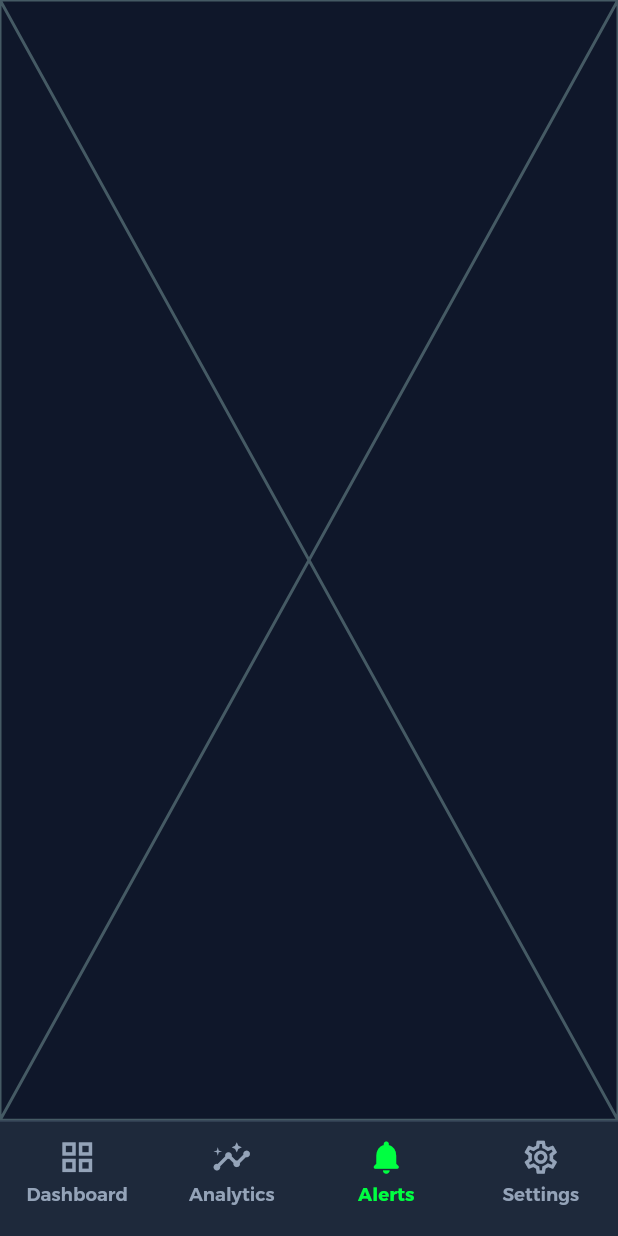
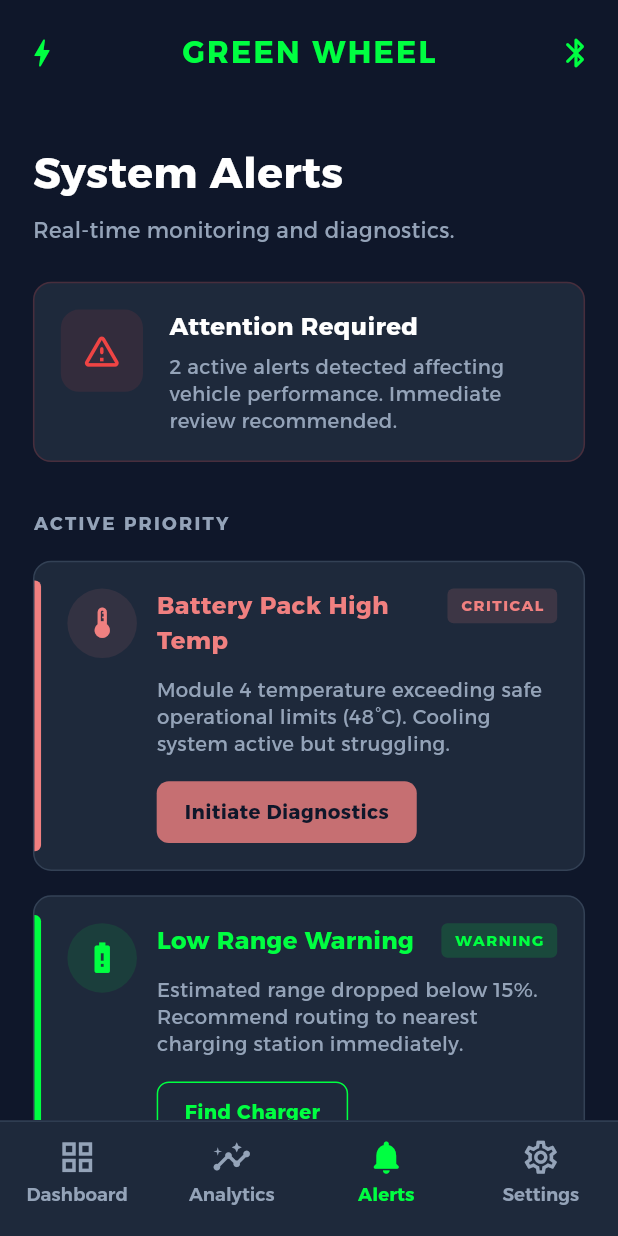
Before and after one commit to AkramMousa458/green_wheel, a Flutter app: the screen it shows after launch, item 3 of the bottom bar chosen, on a phone screen of 412 x 824 dp. Run offline on Flutter 3.47's test engine with Material 3 defaults, Android fonts, the phone set to English and light mode, and no system bars; our stand-ins replace dio, flutter_bloc, flutter_screenutil, flutter_translate, get_it, go_router and 2 more.

Commit message:
handle the alers screen with models

```diff
--- /dev/null
+++ b/lib/features/alerts/data/models/alert_models.dart
@@ -0,0 +1,37 @@
+import 'package:flutter/material.dart';
+
+class ActivePriorityModel {
+  final String titleKey;
+  final String descriptionKey;
+  final String pillTextKey;
+  final String buttonTextKey;
+  final IconData icon;
+  final Color accentColor;
+  final bool isButtonOutlined;
+
+  const ActivePriorityModel({
+    required this.titleKey,
+    required this.descriptionKey,
+    required this.pillTextKey,
+    required this.buttonTextKey,
+    required this.icon,
+    required this.accentColor,
+    this.isButtonOutlined = false,
+  });
+}
+
+class RecentEventModel {
+  final String titleKey;
+  final String descriptionKey;
+  final String timeKey;
+  final IconData icon;
+  final bool isPrimaryColor;
+
+  const RecentEventModel({
+    required this.titleKey,
+    required this.descriptionKey,
+    required this.timeKey,
+    required this.icon,
+    this.isPrimaryColor = false,
+  });
+}
--- /dev/null
+++ b/lib/features/alerts/presentation/screens/alerts_screen.dart
@@ -0,0 +1,48 @@
+import 'package:flutter/material.dart';
+import 'package:flutter_translate/flutter_translate.dart';
+import 'package:green_wheel/core/utils/app_colors.dart';
+import 'package:green_wheel/core/utils/theme_utils.dart';
+import 'package:green_wheel/features/alerts/presentation/widgets/alerts_screen_body.dart';
+
+class AlertsScreen extends StatelessWidget {
+  const AlertsScreen({super.key});
+  static const String routeName = '/alerts-screen';
+
+  @override
+  Widget build(BuildContext context) {
+    final isDark = ThemeUtils.isDark(context);
+
+    return Scaffold(
+      appBar: AppBar(
+        backgroundColor: isDark
+            ? Theme.of(context).scaffoldBackgroundColor
+            : AppColors.white,
+        elevation: 0,
+        toolbarHeight: 70,
+        title: Text(
+          translate('green_wheel').toUpperCase(),
+          style: const TextStyle(
+            color: AppColors.primary,
+            fontSize: 20,
+            fontWeight: FontWeight.bold,
+            letterSpacing: 1.5,
+          ),
+        ),
+        centerTitle: true,
+        leading: const Icon(Icons.bolt_rounded, color: AppColors.primary),
+        actions: const [
+          Icon(Icons.bluetooth_rounded, color: AppColors.primary),
+          SizedBox(width: 16),
+        ],
+      ),
+      body: SafeArea(
+        child: RefreshIndicator(
+          color: AppColors.primary,
+          backgroundColor: isDark ? AppColors.darkCard : AppColors.white,
+          onRefresh: () async {},
+          child: const AlertsScreenBody(),
+        ),
+      ),
+    );
+  }
+}
--- /dev/null
+++ b/lib/features/alerts/presentation/widgets/active_priority_card.dart
@@ -0,0 +1,174 @@
+import 'package:flutter/material.dart';
+import 'package:flutter_screenutil/flutter_screenutil.dart';
+import 'package:green_wheel/core/utils/app_colors.dart';
+import 'package:green_wheel/core/utils/theme_utils.dart';
+
+class ActivePriorityCard extends StatelessWidget {
+  final String title;
+  final String description;
+  final String pillText;
+  final String buttonText;
+  final IconData icon;
+  final Color accentColor;
+  final bool isButtonOutlined;
+  final VoidCallback onTapButton;
+
+  const ActivePriorityCard({
+    super.key,
+    required this.title,
+    required this.description,
+    required this.pillText,
+    required this.buttonText,
+    required this.icon,
+    required this.accentColor,
+    this.isButtonOutlined = false,
+    required this.onTapButton,
+  });
+
+  @override
+  Widget build(BuildContext context) {
+    final isDark = ThemeUtils.isDark(context);
+
+    return Container(
+      decoration: BoxDecoration(
+        color: isDark ? AppColors.darkCard : AppColors.lightCard,
+        borderRadius: BorderRadius.circular(12.r),
+        border: Border.all(
+          color: isDark ? AppColors.darkInputFill : AppColors.lightBorder,
+          width: 1,
+        ),
+      ),
+      child: Stack(
+        children: [
+          Positioned(
+            left: 0,
+            top: 12.h,
+            bottom: 12.h,
+            child: Container(
+              width: 4.w,
+              decoration: BoxDecoration(
+                color: accentColor,
+                borderRadius: BorderRadius.horizontal(
+                  right: Radius.circular(4.r),
+                ),
+              ),
+            ),
+          ),
+          Padding(
+            padding: EdgeInsets.all(16.w).copyWith(left: 20.w),
+            child: Column(
+              crossAxisAlignment: CrossAxisAlignment.start,
+              children: [
+                Row(
+                  crossAxisAlignment: CrossAxisAlignment.start,
+                  children: [
+                    Container(
+                      padding: EdgeInsets.all(10.w),
+                      decoration: BoxDecoration(
+                        color: accentColor.withValues(alpha: 0.1),
+                        shape: BoxShape.circle,
+                      ),
+                      child: Icon(
+                        icon,
+                        color: accentColor,
+                        size: 24.sp,
+                      ),
+                    ),
+                    SizedBox(width: 12.w),
+                    Expanded(
+                      child: Column(
+                        crossAxisAlignment: CrossAxisAlignment.start,
+                        children: [
+                          Row(
+                            crossAxisAlignment: CrossAxisAlignment.start,
+                            mainAxisAlignment: MainAxisAlignment.spaceBetween,
+                            children: [
+                              Expanded(
+                                child: Text(
+                                  title,
+                                  style: TextStyle(
+                                    color: accentColor,
+                                    fontSize: 16.sp,
+                                    fontWeight: FontWeight.bold,
+                                  ),
+                                ),
+                              ),
+                              Container(
+                                padding: EdgeInsets.symmetric(
+                                  horizontal: 8.w,
+                                  vertical: 4.h,
+                                ),
+                                decoration: BoxDecoration(
+                                  color: accentColor.withValues(alpha: 0.15),
+                                  borderRadius: BorderRadius.circular(4.r),
+                                ),
+                                child: Text(
+                                  pillText.toUpperCase(),
+                                  style: TextStyle(
+                                    color: accentColor,
+                                    fontSize: 10.sp,
+                                    fontWeight: FontWeight.bold,
+                                    letterSpacing: 1.0,
+                                  ),
+                                ),
+                              ),
+                            ],
+                          ),
+                          SizedBox(height: 12.h),
+                          Text(
+                            description,
+                            style: TextStyle(
+                              color: isDark
+                                  ? AppColors.darkTextSecondary
+                                  : AppColors.lightTextSecondary,
+                              fontSize: 13.sp,
+                              height: 1.4,
+                            ),
+                          ),
+                          SizedBox(height: 16.h),
+                          GestureDetector(
+                            onTap: onTapButton,
+                            child: Container(
+                              padding: EdgeInsets.symmetric(
+                                horizontal: 16.w,
+                                vertical: 10.h,
+                              ),
+                              decoration: BoxDecoration(
+                                color: isButtonOutlined
+                                    ? Colors.transparent
+                                    : accentColor.withValues(alpha: 0.8),
+                                borderRadius: BorderRadius.circular(8.r),
+                                border: Border.all(
+                                  color: isButtonOutlined
+                                      ? accentColor
+                                      : Colors.transparent,
+                                  width: 1,
+                                ),
+                              ),
+                              child: Text(
+                                buttonText,
+                                style: TextStyle(
+                                  color: isButtonOutlined
+                                      ? accentColor
+                                      : (isDark
+                                          ? AppColors.darkScaffold
+                                          : AppColors.white),
+                                  fontSize: 13.sp,
+                                  fontWeight: FontWeight.bold,
+                                ),
+                              ),
+                            ),
+                          ),
+                        ],
+                      ),
+                    ),
+                  ],
+                ),
+              ],
+            ),
+          ),
+        ],
+      ),
+    );
+  }
+}
--- /dev/null
+++ b/lib/features/alerts/presentation/widgets/alerts_screen_body.dart
@@ -0,0 +1,131 @@
+import 'package:flutter/material.dart';
+import 'package:flutter_screenutil/flutter_screenutil.dart';
+import 'package:flutter_translate/flutter_translate.dart';
+import 'package:green_wheel/core/utils/app_colors.dart';
+import 'package:green_wheel/core/utils/theme_utils.dart';
+import 'package:green_wheel/features/alerts/presentation/widgets/active_priority_card.dart';
+import 'package:green_wheel/features/alerts/presentation/widgets/attention_card.dart';
+import 'package:green_wheel/features/alerts/presentation/widgets/recent_event_card.dart';
+import 'package:green_wheel/features/alerts/data/models/alert_models.dart';
+
+class AlertsScreenBody extends StatelessWidget {
+  const AlertsScreenBody({super.key});
+
+  static const List<ActivePriorityModel> _activePriorities = [
+    ActivePriorityModel(
+      titleKey: 'battery_high_temp',
+      descriptionKey: 'battery_high_temp_desc',
+      pillTextKey: 'critical',
+      buttonTextKey: 'initiate_diagnostics',
+      icon: Icons.thermostat_outlined,
+      accentColor: Color(0xFFF08080),
+      isButtonOutlined: false,
+    ),
+    ActivePriorityModel(
+      titleKey: 'low_range_warning',
+      descriptionKey: 'low_range_warning_desc',
+      pillTextKey: 'warning',
+      buttonTextKey: 'find_charger',
+      icon: Icons.battery_alert_outlined,
+      accentColor: AppColors.primary,
+      isButtonOutlined: true,
+    ),
+  ];
+
+  static const List<RecentEventModel> _recentEvents = [
+    RecentEventModel(
+      titleKey: 'connection_dropped',
+      descriptionKey: 'connection_dropped_desc',
+      timeKey: 'time_10_42',
+      icon: Icons.wifi_off_rounded,
+      isPrimaryColor: false,
+    ),
+    RecentEventModel(
+      titleKey: 'firmware_update',
+      descriptionKey: 'firmware_update_desc',
+      timeKey: 'time_yesterday',
+      icon: Icons.system_update_alt_rounded,
+      isPrimaryColor: true,
+    ),
+  ];
+
+  @override
+  Widget build(BuildContext context) {
+    final isDark = ThemeUtils.isDark(context);
+
+    return SingleChildScrollView(
+      physics: const BouncingScrollPhysics(),
+      padding: EdgeInsets.symmetric(horizontal: 20.w, vertical: 24.h),
+      child: Column(
+        crossAxisAlignment: CrossAxisAlignment.start,
+        children: [
+          Text(
+            translate('system_alerts'),
+            style: TextStyle(
+              color: isDark ? AppColors.white : AppColors.lightTextPrimary,
+              fontSize: 28.sp,
+              fontWeight: FontWeight.bold,
+            ),
+          ),
+          SizedBox(height: 8.h),
+          Text(
+            translate('system_alerts_desc'),
+            style: TextStyle(
+              color: isDark ? AppColors.darkTextSecondary : AppColors.lightTextSecondary,
+              fontSize: 14.sp,
+            ),
+          ),
+          SizedBox(height: 24.h),
+          AttentionCard(
+            title: translate('attention_required'),
+            description: translate('attention_required_desc'),
+          ),
+          SizedBox(height: 32.h),
+          _buildSectionTitle(translate('active_priority'), isDark),
+          SizedBox(height: 16.h),
+          ..._activePriorities.map((item) => Padding(
+            padding: EdgeInsets.only(bottom: 16.h),
+            child: ActivePriorityCard(
+              title: translate(item.titleKey),
+              description: translate(item.descriptionKey),
+              pillText: translate(item.pillTextKey),
+              buttonText: translate(item.buttonTextKey),
+              icon: item.icon,
+              accentColor: item.accentColor,
+              isButtonOutlined: item.isButtonOutlined,
+              onTapButton: () {},
+            ),
+          )),
+          SizedBox(height: 16.h),
+          _buildSectionTitle(translate('recent_events'), isDark),
+          SizedBox(height: 16.h),
+          ..._recentEvents.map((item) => Padding(
+            padding: EdgeInsets.only(bottom: 12.h),
+            child: RecentEventCard(
+              icon: item.icon,
+              iconColor: item.isPrimaryColor
+                  ? AppColors.primary
+                  : (isDark ? AppColors.darkTextSecondary : AppColors.lightTextSecondary),
+              title: translate(item.titleKey),
+              description: translate(item.descriptionKey),
+              time: translate(item.timeKey),
+            ),
+          )),
+          SizedBox(height: 12.h),
+        ],
+      ),
+    );
+  }
+
+  Widget _buildSectionTitle(String title, bool isDark) {
+    return Text(
+      title.toUpperCase(),
+      style: TextStyle(
+        color: isDark ? AppColors.darkTextSecondary : AppColors.lightTextSecondary,
+        fontSize: 12.sp,
+        fontWeight: FontWeight.bold,
+        letterSpacing: 1.5,
+      ),
+    );
+  }
+}
--- /dev/null
+++ b/lib/features/alerts/presentation/widgets/attention_card.dart
@@ -0,0 +1,75 @@
+import 'package:flutter/material.dart';
+import 'package:flutter_screenutil/flutter_screenutil.dart';
+import 'package:green_wheel/core/utils/app_colors.dart';
+import 'package:green_wheel/core/utils/theme_utils.dart';
+
+class AttentionCard extends StatelessWidget {
+  final String title;
+  final String description;
+
+  const AttentionCard({
+    super.key,
+    required this.title,
+    required this.description,
+  });
+
+  @override
+  Widget build(BuildContext context) {
+    final isDark = ThemeUtils.isDark(context);
+    final errorColor = isDark ? AppColors.error : AppColors.error500;
+
+    return Container(
+      padding: EdgeInsets.all(16.w),
+      decoration: BoxDecoration(
+        color: isDark ? AppColors.darkCard : AppColors.lightCard,
+        borderRadius: BorderRadius.circular(12.r),
+        border: Border.all(
+          color: errorColor.withValues(alpha: 0.2),
+          width: 1,
+        ),
+      ),
+      child: Row(
+        crossAxisAlignment: CrossAxisAlignment.start,
+        children: [
+          Container(
+            padding: EdgeInsets.all(12.w),
+            decoration: BoxDecoration(
+              color: errorColor.withValues(alpha: 0.1),
+              borderRadius: BorderRadius.circular(12.r),
+            ),
+            child: Icon(
+              Icons.warning_amber_rounded,
+              color: errorColor,
+              size: 28.sp,
+            ),
+          ),
+          SizedBox(width: 16.w),
+          Expanded(
+            child: Column(
+              crossAxisAlignment: CrossAxisAlignment.start,
+              children: [
+                Text(
+                  title,
+                  style: TextStyle(
+                    color: isDark ? AppColors.white : AppColors.lightTextPrimary,
+                    fontSize: 16.sp,
+                    fontWeight: FontWeight.bold,
+                  ),
+                ),
+                SizedBox(height: 6.h),
+                Text(
+                  description,
+                  style: TextStyle(
+                    color: isDark ? AppColors.darkTextSecondary : AppColors.lightTextSecondary,
+                    fontSize: 13.sp,
+                    height: 1.4,
+                  ),
+                ),
+              ],
+            ),
+          ),
+        ],
+      ),
+    );
+  }
+}
--- /dev/null
+++ b/lib/features/alerts/presentation/widgets/recent_event_card.dart
@@ -0,0 +1,80 @@
+import 'package:flutter/material.dart';
+import 'package:flutter_screenutil/flutter_screenutil.dart';
+import 'package:green_wheel/core/utils/app_colors.dart';
+import 'package:green_wheel/core/utils/theme_utils.dart';
+
+class RecentEventCard extends StatelessWidget {
+  final IconData icon;
+  final Color iconColor;
+  final String title;
+  final String description;
+  final String time;
+
+  const RecentEventCard({
+    super.key,
+    required this.icon,
+    required this.iconColor,
+    required this.title,
+    required this.description,
+    required this.time,
+  });
+
+  @override
+  Widget build(BuildContext context) {
+    final isDark = ThemeUtils.isDark(context);
+
+    return Container(
+      padding: EdgeInsets.all(16.w),
+      decoration: BoxDecoration(
+        color: isDark ? AppColors.darkCard : AppColors.lightCard,
+        borderRadius: BorderRadius.circular(12.r),
+        border: Border.all(
+          color: isDark ? AppColors.darkInputFill : AppColors.lightBorder,
+          width: 1,
+        ),
+      ),
+      child: Row(
+        crossAxisAlignment: CrossAxisAlignment.start,
+        children: [
+          Icon(
+            icon,
+            color: iconColor,
+            size: 20.sp,
+          ),
+          SizedBox(width: 12.w),
+          Expanded(
+            child: Column(
+              crossAxisAlignment: CrossAxisAlignment.start,
+              children: [
+                Text(
+                  title,
+                  style: TextStyle(
+                    color: isDark ? AppColors.white : AppColors.lightTextPrimary,
+                    fontSize: 14.sp,
+                    fontWeight: FontWeight.w600,
+                  ),
+                ),
+                SizedBox(height: 4.h),
+                Text(
+                  description,
+                  style: TextStyle(
+                    color: isDark ? AppColors.darkTextSecondary : AppColors.lightTextSecondary,
+                    fontSize: 12.sp,
+                  ),
+                ),
+              ],
+            ),
+          ),
+          SizedBox(width: 8.w),
+          Text(
+            time,
+            style: TextStyle(
+              color: isDark ? AppColors.darkTextSecondary : AppColors.lightTextSecondary,
+              fontSize: 10.sp,
+            ),
+          ),
+        ],
+      ),
+    );
+  }
+}
--- a/lib/features/base/presentation/screens/base_screen.dart
+++ b/lib/features/base/presentation/screens/base_screen.dart
@@ -1,6 +1,7 @@
 import 'package:flutter/material.dart';
 import 'package:green_wheel/features/base/presentation/widgets/custom_bottom_nav_bar.dart';
 import 'package:green_wheel/features/home/presentation/screens/home_screen.dart';
+import 'package:green_wheel/features/alerts/presentation/screens/alerts_screen.dart';
 
 class BaseScreen extends StatefulWidget {
   const BaseScreen({super.key});
@@ -23,7 +24,7 @@ class _BaseScreenState extends State<BaseScreen> {
   final List<Widget> _screens = [
     const HomeScreen(),
     const Placeholder(),
-    const Placeholder(),
+    const AlertsScreen(),
     const Placeholder(),
   ];
 
```
Also changed, not shown: assets/i18n/ar.json (+21 -2 lines), assets/i18n/en.json (+21 -2 lines).
